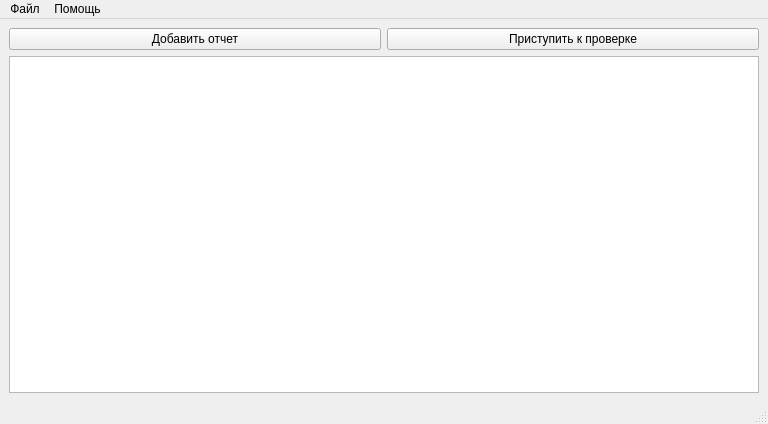
Old version of the form project/MainForm.ui in the repository ShilkinYuV/dohody-ls-chooser.
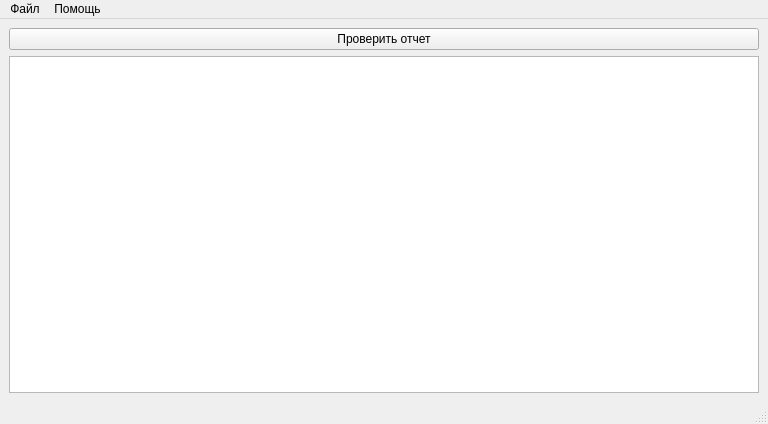
New version of the form.

What changed in the file:
```diff
--- a/project/MainForm.ui
+++ b/project/MainForm.ui
@@ -22,14 +22,7 @@
         <item>
          <widget class="QPushButton" name="pbtn_add_report">
           <property name="text">
-           <string>Добавить отчет</string>
-          </property>
-         </widget>
-        </item>
-        <item>
-         <widget class="QPushButton" name="pbtn_start_analyz">
-          <property name="text">
-           <string>Приступить к проверке</string>
+           <string>Проверить отчет</string>
           </property>
          </widget>
         </item>
```
